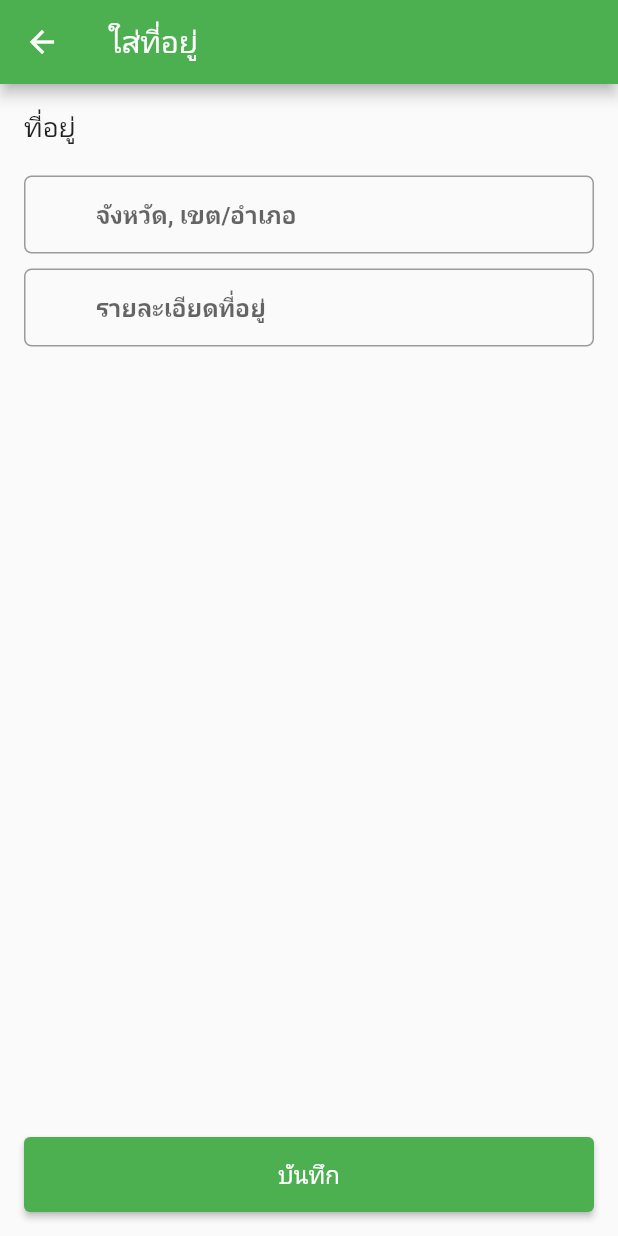
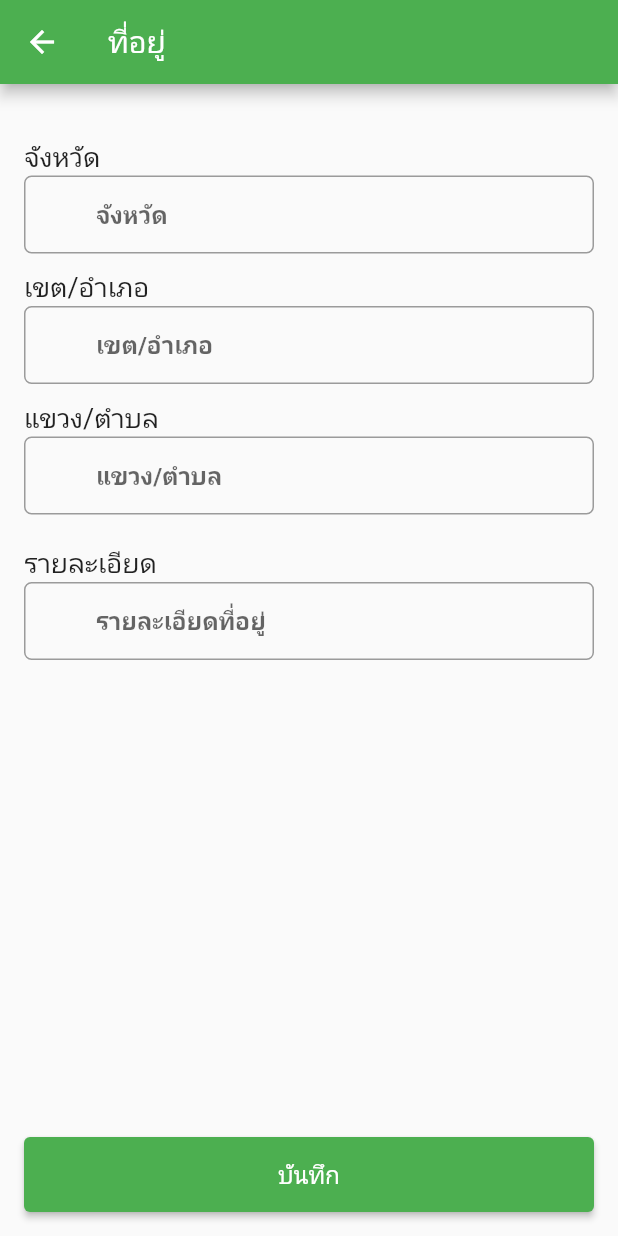
Before and after one commit to ReemWSW/maidservoceapp, a Flutter app: the AddressPage screen opened directly, on a phone screen of 412 x 824 dp. Run offline on Flutter 3.47's test engine with Material 2 defaults, Android fonts, the phone set to English and light mode, and no system bars; our stand-ins replace another_flushbar, flutter_svg, shared_preferences; accounts and stored records are empty; project files that could hold a hidden picture were left out.

```diff
--- a/lib/pages/home/address.dart
+++ b/lib/pages/home/address.dart
@@ -1,18 +1,41 @@
 import 'package:flutter/material.dart';
+import 'dart:convert';
+import 'package:flutter/services.dart';
 import 'package:maid/pages/home/widgets/method.dart';
 import 'package:maid/widget/button_long.dart';
 import 'package:maid/widget/textfield_custom.dart';
 
-import 'add_address.dart';
+import 'widgets/provinces.dart';
 
-class AddressPage extends StatelessWidget {
+class AddressPage extends StatefulWidget {
   const AddressPage({Key? key}) : super(key: key);
+
+  @override
+  State<AddressPage> createState() => _AddressPageState();
+}
+
+class _AddressPageState extends State<AddressPage> {
+  final TextEditingController _provinceController = TextEditingController();
+  final TextEditingController _amphureController = TextEditingController();
+  final TextEditingController _tombonController = TextEditingController();
+
+  String? _province, _amphure, _tombon;
+
+  List? _resultProvince;
+  List? _resulTamphure;
+  List? _resultTombon;
+
+  @override
+  void initState() {
+    super.initState();
+  }
 
   @override
   Widget build(BuildContext context) {
     return Scaffold(
+      resizeToAvoidBottomInset: false,
       appBar: AppBar(
-        title: const Text('ใส่ที่อยู่'),
+        title: const Text('ที่อยู่'),
       ),
       body: Container(
         margin: const EdgeInsets.all(16),
@@ -22,16 +45,35 @@ class AddressPage extends StatelessWidget {
             Column(
               crossAxisAlignment: CrossAxisAlignment.start,
               children: [
-                label('ที่อยู่'),
                 const SizedBox(height: 20),
+                label('จังหวัด'),
                 TextFieldCustom(
-                  hintText: "จังหวัด, เขต/อำเภอ",
-                  onTap: () => Navigator.push(
-                      context,
-                      MaterialPageRoute(
-                          builder: (_) => const AddAddressPage())),
+                  controller: _provinceController,
+                  hintText: "จังหวัด",
+                  readOnly: true,
+                  onTap: () async {
+                    _resultProvince = await Navigator.push(
+                        context,
+                        MaterialPageRoute(
+                            builder: (_) => const ProvincesListScreen()));
+                    _province = _resultProvince![0];
+                    setState(() {
+                      _provinceController.text = _province!;
+                    });
+                  },
                 ),
+                // dropDown(context, 'จังหวัด', dataProvinces!),
                 const SizedBox(height: 10),
+                label('เขต/อำเภอ'),
+                const TextFieldCustom(hintText: "เขต/อำเภอ"),
+                // dropDown(context, 'เขต/อำเภอ', dataAmphures!),
+                const SizedBox(height: 10),
+                label('แขวง/ตำบล'),
+                const TextFieldCustom(hintText: "แขวง/ตำบล"),
+                // dropDown(context, 'แขวง/ตำบล', dataTombons!),
+                const SizedBox(height: 10),
+                const SizedBox(height: 10),
+                label('รายละเอียด'),
                 const TextFieldCustom(hintText: "รายละเอียดที่อยู่"),
               ],
             ),
```
Also changed, not shown: lib/pages/home/widgets/provinces.dart (added, +105 -0 lines).
